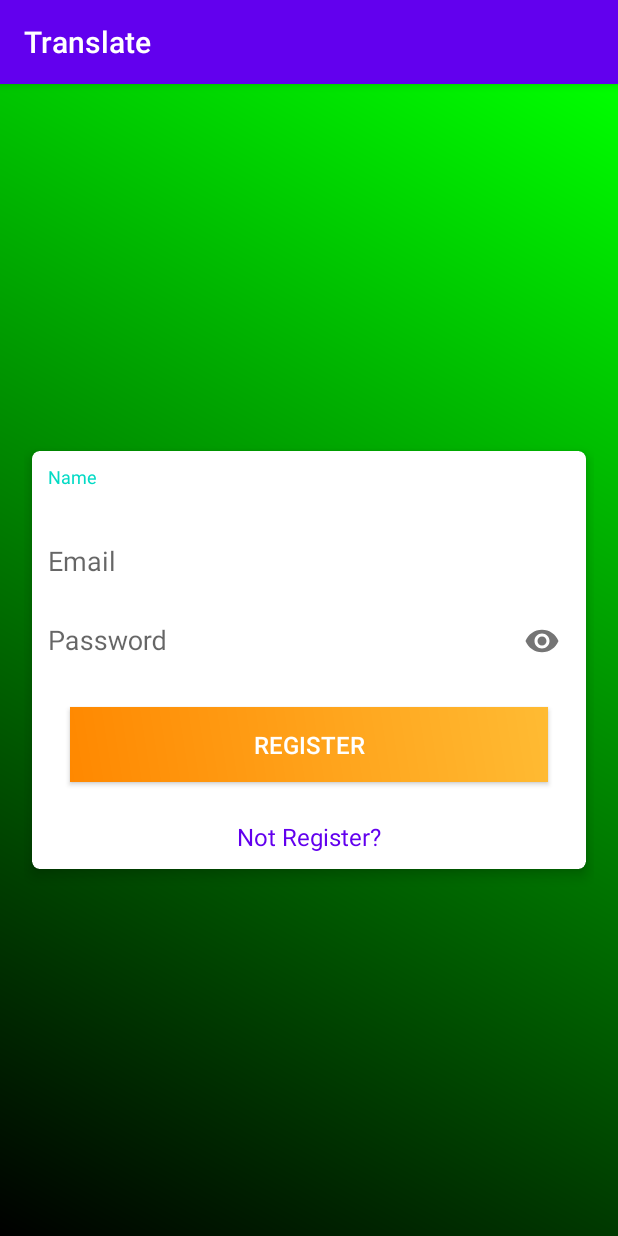
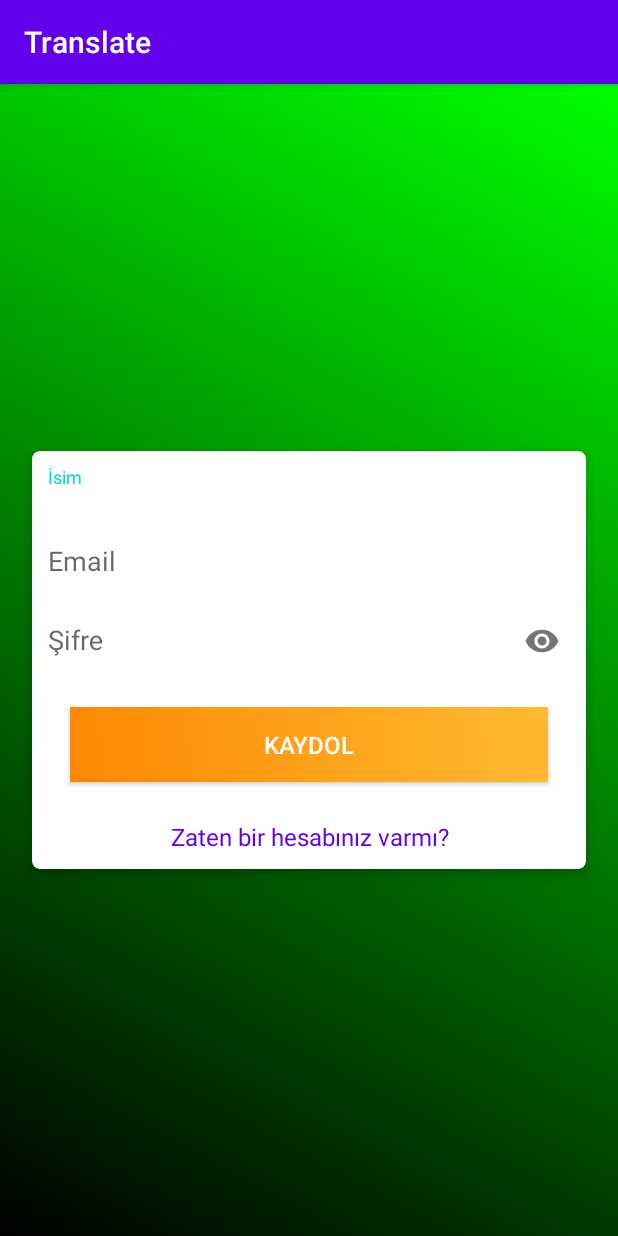
Before and after one commit to Yusuf-E/Translate-AWS, an Android app: the RegisterActivity screen opened directly, with no data from a screen before it, on a phone screen of 412 x 824 dp. Run offline under Robolectric (Android 15) with nearby library versions, the phone set to English and light mode, and no system bars; our stand-ins replace Firebase (no records; nobody signed in at launch, a user with empty details on screens opened directly).

Commit message:
feat: language update

```diff
--- a/app/src/main/java/com/example/translate/RegisterActivity.java
+++ b/app/src/main/java/com/example/translate/RegisterActivity.java
@@ -79,12 +79,12 @@ public class RegisterActivity extends AppCompatActivity {
                     if (task.isSuccessful()){
                         System.out.println("Kullanıcı Database kaydedildi..");}
                     else{
-                        System.out.println("Başaramadık abi..");
+                        System.out.println("error...");
                     }
                 }
             });
         }else{
-            System.out.println("Userid Boş amk ");
+            System.out.println("Userid has no useruid... ");
         }
     }
     public String userReturn(){
--- a/app/src/main/java/com/example/translate/User.java
+++ b/app/src/main/java/com/example/translate/User.java
@@ -47,7 +47,5 @@ package com.example.translate;
             this.email=email;
             this.password=password;
             this.score=score;
-
         }
-
     }
--- a/app/src/main/res/values/strings.xml
+++ b/app/src/main/res/values/strings.xml
@@ -1,17 +1,17 @@
 <resources>
     <string name="app_name">Translate</string>
     <string name="prompt_email">Email</string>
-    <string name="prompt_password">Password</string>
-    <string name="login">Login</string>
+    <string name="prompt_password">Şifre</string>
+    <string name="login">Giriş</string>
     <string name="create_new">Kayıt olmak için Tıklayınız.</string>
-    <string name="not_register">Not Register?</string>
-    <string name="name">Name</string>
+    <string name="not_register">Zaten bir hesabınız varmı?</string>
+    <string name="name">İsim</string>
     <string name="phone_number">Phone Number</string>
-    <string name="register">Register</string>
-    <string name="name_error">Please enter your name</string>
+    <string name="register">Kaydol</string>
+    <string name="name_error">Lütfen adınızı girin</string>
     <string name="phone_error">Please enter your phone number</string>
-    <string name="email_error">Please enter your email address</string>
+    <string name="email_error">Lütfen email adresinizi girin</string>
     <string name="error_invalid_email">This email address is invalid</string>
-    <string name="password_error">Please enter a password</string>
+    <string name="password_error">Lütfen bir şifre girind</string>
     <string name="error_invalid_password">Please enter a minimum password of 6 characters</string>
 </resources>
```
